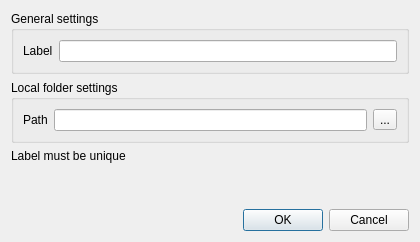
Before: the Qt Designer form src/addeditdatasource.ui in ZIMA-Engineering/ZIMA-CAD-Parts, drawn with Qt 5.
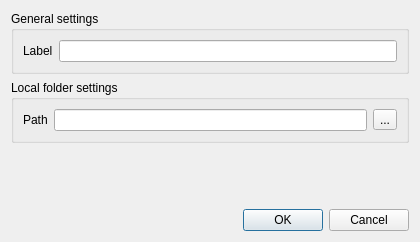
After: the same form once the commit is applied. Icons and pictures are not drawn.

Commit message: edit datasource user data validation

```diff
--- a/src/addeditdatasource.ui
+++ b/src/addeditdatasource.ui
@@ -101,11 +101,7 @@
     </spacer>
    </item>
    <item row="2" column="0">
-    <widget class="QLabel" name="statusLabel">
-     <property name="text">
-      <string>Label must be unique</string>
-     </property>
-    </widget>
+    <widget class="QLabel" name="statusLabel"/>
    </item>
   </layout>
  </widget>
```
The commit also changes 2 other files.
